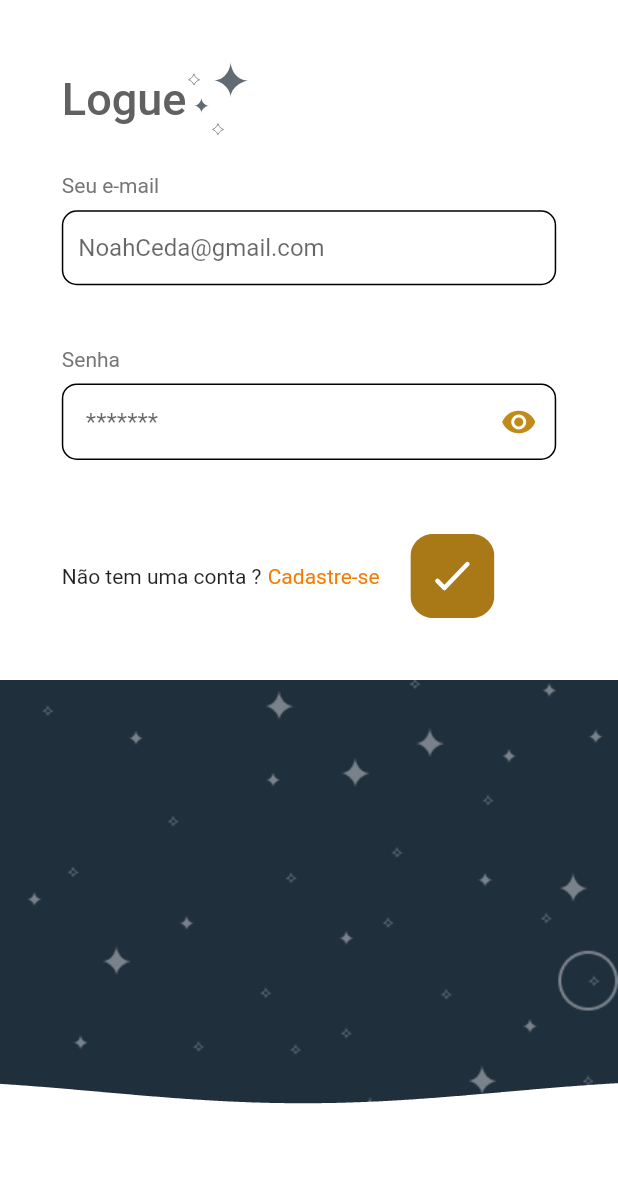
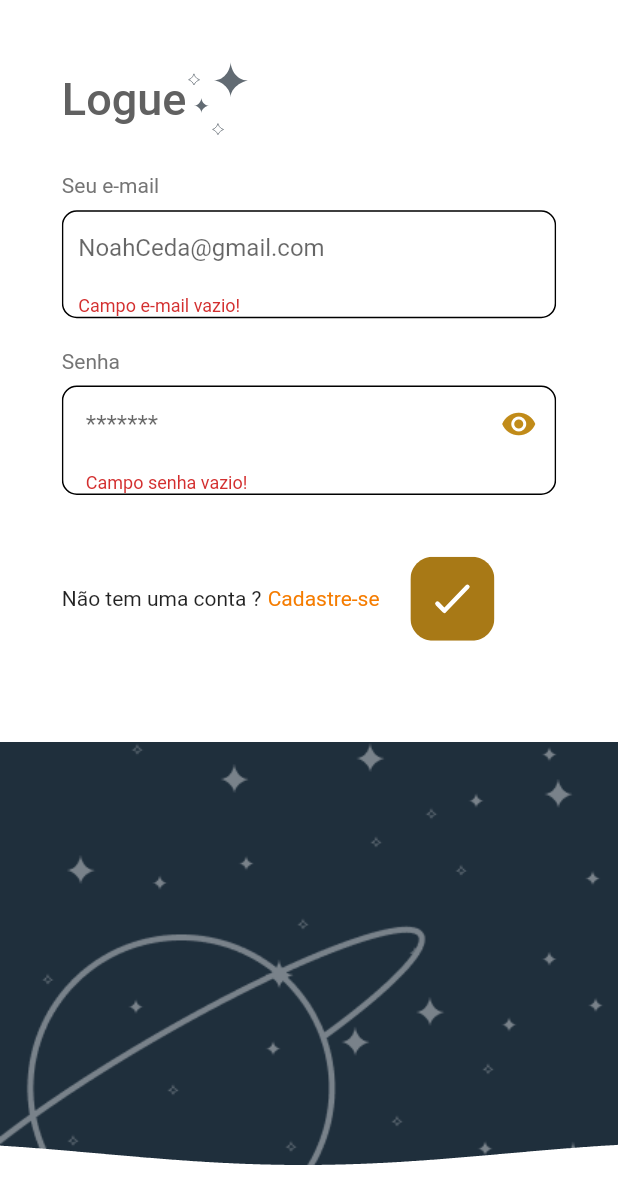
Before and after one commit to ViniciusVicco/lunia, a Flutter app: the screen it shows after launch, after a tap on an icon or button, on a phone screen of 412 x 824 dp. Shown: the top 1204 px of the screen. Run offline on Flutter 3.47's test engine with Material 2 defaults, Android fonts, the phone set to English and light mode, and no system bars; our stand-ins replace flutter_svg.

Commit message:
Ajsutes de fundo animado + validação dos campos + validação de senha visível

```diff
--- a/lib/screens/comomWidgets/clipper_widget.dart
+++ b/lib/screens/comomWidgets/clipper_widget.dart
@@ -8,6 +8,8 @@ class ClipperWidget extends CustomClipper<Path>{
   @override
   getClip(Size size) {
    final Path path = Path();
+
+
     path.addPolygon(waveList, false);
     path.lineTo(size.width, size.height);
     path.lineTo(0.0, size.height);
--- /dev/null
+++ b/lib/screens/comombackGround/background_container_widget.dart
@@ -0,0 +1,35 @@
+import 'package:flutter/material.dart';
+import 'package:lunia/screens/comomWidgets/wave_widget.dart';
+
+class BackGroundContainerWidget extends StatelessWidget {
+  final double heightporcentage;
+  BackGroundContainerWidget({@required this.heightporcentage});
+  @override
+  Widget build(BuildContext context) {
+    final Size size = MediaQuery.of(context).size;
+    final double width = MediaQuery.of(context).size.width;
+    final double height = MediaQuery.of(context).size.height;
+    return Align(
+      heightFactor: height * 0.40,
+      alignment: Alignment.bottomCenter,
+      child: Stack(
+        children: [
+          Container(
+            height: height* 0.4,
+            decoration: BoxDecoration(
+                image: DecorationImage(image: AssetImage('assets/comom/fundo.png'),
+                    fit: BoxFit.cover,
+                  alignment: Alignment.bottomCenter,
+                )
+            ),
+            child: WaveWidget(
+              size: size,
+              yOffset: size.height / 3.0,
+              color: Colors.white,
+            ),
+          ),
+        ],
+      ),
+    );
+  }
+}
--- a/lib/screens/login_screen/login_screen.dart
+++ b/lib/screens/login_screen/login_screen.dart
@@ -2,6 +2,7 @@ import 'package:flutter/material.dart';
 import 'package:flutter_svg/flutter_svg.dart';
 import 'package:lunia/screens/comomWidgets/background_widget.dart';
 import 'package:lunia/screens/comomWidgets/wave_widget.dart';
+import 'package:lunia/screens/comombackGround/background_container_widget.dart';
 
 class LoginScreen extends StatefulWidget {
   @override
@@ -10,6 +11,8 @@ class LoginScreen extends StatefulWidget {
 }
 
 class _LoginScreenState extends State<LoginScreen> {
+  GlobalKey<FormState> formKey = GlobalKey<FormState>();
+  bool hidePassword = true;
   @override
   Widget build(BuildContext context) {
     final double width = MediaQuery.of(context).size.width;
@@ -18,9 +21,11 @@ class _LoginScreenState extends State<LoginScreen> {
 
 
        return Scaffold(
+         resizeToAvoidBottomPadding: false,
             backgroundColor: Colors.white,
             body: Stack(
               children: [
+                BackGroundContainerWidget(heightporcentage: 0.40,),
                 Center(
                   child: ClipPath(
                       child: Column(
@@ -28,6 +33,8 @@ class _LoginScreenState extends State<LoginScreen> {
                           SizedBox(height: height*0.05,),
                           Container(
                             width: width * 0.8,
+                            child: Form(
+                              key: formKey,
                               child: Column(
                                 crossAxisAlignment: CrossAxisAlignment.start,
                                 children: [
@@ -60,8 +67,22 @@ class _LoginScreenState extends State<LoginScreen> {
                                         border: Border.all(color: Colors.black),
                                         borderRadius: BorderRadius.circular(10)),
                                     child: TextFormField(
-                                    style: TextStyle(color: Colors.white),
+                                      maxLines: 1,
+                                      validator: (email){
+                                        if(email.isEmpty){
+                                          return 'Campo e-mail vazio!';
+                                        }
+                                        if(!email.contains('@')){
+                                          return 'E-mail incorreto!';
+                                        }
+                                        if(email.length < 9){
+                                          return 'E-mail inválido!';
+                                        }
+                                        return null;
+                                      },
+                                      style: TextStyle(color: Colors.black),
                                       decoration: InputDecoration(
+                                        alignLabelWithHint: true,
                                         hintText: "NoahCeda@gmail.com",
                                         border: InputBorder.none,
                                         contentPadding: EdgeInsets.all(10),
@@ -69,7 +90,7 @@ class _LoginScreenState extends State<LoginScreen> {
                                     ),
                                   ),
                                   SizedBox(
-                                  height: height * 0.05,
+                                    height: height * 0.025,
                                   ),
                                   Text(
                                     "Senha",
@@ -82,7 +103,18 @@ class _LoginScreenState extends State<LoginScreen> {
                                     decoration: BoxDecoration(
                                         border: Border.all(color: Colors.black),
                                         borderRadius: BorderRadius.circular(10)),
-                                  child: TextFormField(
+                                    child: Column(
+                                      children: [
+                                        TextFormField(
+                                          validator: (password){
+                                            if(password.isEmpty){
+                                              return 'Campo senha vazio!';
+                                            }
+                                            if(password.length < 9){
+                                              return 'No mínimo 8 carácteres!';
+                                            }
+                                            return null;
+                                          },
                                           style: TextStyle(
                                             color: Colors.black,
                                           ),
@@ -91,23 +123,23 @@ class _LoginScreenState extends State<LoginScreen> {
                                               border: InputBorder.none,
                                               contentPadding:
                                                   EdgeInsets.symmetric(vertical: 15, horizontal: 15),
-//                          suffixIcon: GestureDetector(
-//                            onTap: (){
-//                              print("Olho");
-//                            },
-//                            child: Container(
-//                              child: SvgPicture.asset('assets/login/iconEye.svg', width: 2, height: 2,),
-//                            ),
-//                          )
                                           suffixIcon: IconButton(
-                                      icon: Icon(Icons.remove_red_eye, color: Color(0xFFC18B19)),
-
+                                            onPressed: (){
+                                              setState(() {
+                                                hidePassword = !hidePassword;
+                                              });
+                                            },
+                                            icon: hidePassword?  Icon(Icons.remove_red_eye, color: Color(0xFFC18B19)):  Icon(Icons.remove_red_eye_sharp, color: Color(0xFFC18B19)),
                                           )
                                           ),
+                                          obscureText: hidePassword,
+                                        ),
+
+                                      ],
                                     ),
                                   ),
                                   SizedBox(
-                                  height: height * 0.06,
+                                    height: height * 0.05,
                                   ),
                                   Row(
                                     children: [
@@ -115,10 +147,15 @@ class _LoginScreenState extends State<LoginScreen> {
                                       SizedBox(
                                         width: width * 0.01,
                                       ),
-                                    Text(
+                                      GestureDetector(
+                                        onTap: () {
+                                          print("Segue para tela de cadastro");
+                                        },
+                                        child: Text(
                                           "Cadastre-se",
                                           style: TextStyle(
                                             color: Colors.orange[700],
+                                          ),
                                         ),
                                       ),
                                       SizedBox(
@@ -127,7 +164,9 @@ class _LoginScreenState extends State<LoginScreen> {
                                       InkWell(
                                         child: GestureDetector(
                                           onTap: (){
-                                          print("Teste");
+                                            if(formKey.currentState.validate()){
+                                              print("Formulário Validado");
+                                            }
                                           },
                                           child: Container(
                                               child: SvgPicture.asset('assets/login/loginIcon.svg')
@@ -142,7 +181,8 @@ class _LoginScreenState extends State<LoginScreen> {
                                 ],
                               ),
                             ),
-                              CustomBackGround(),
+                          ),
+
 
                         ],
                       ),
```
Lines whose indentation alone changed are shown as unchanged.
